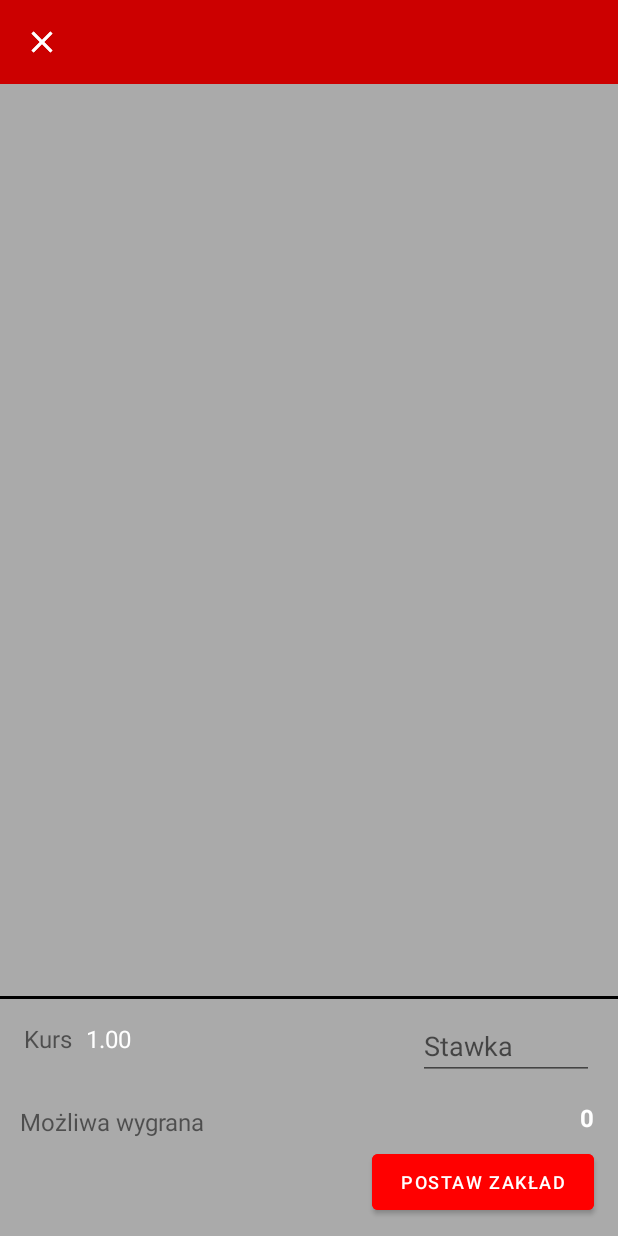
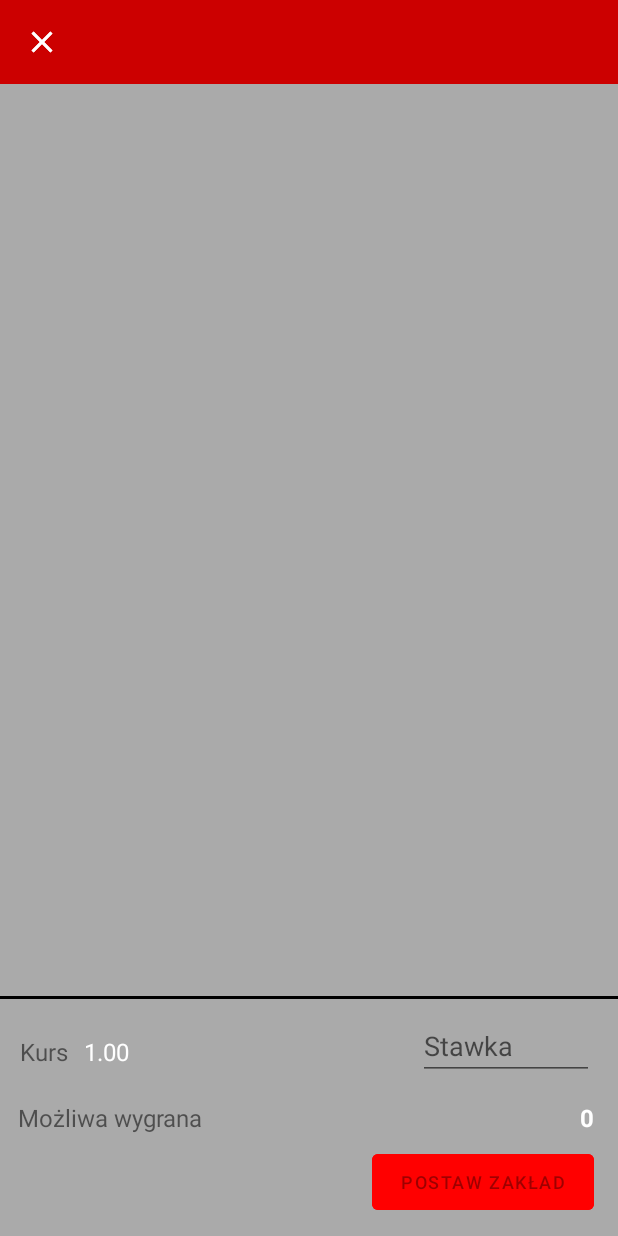
Before and after one commit to Fiko99/InzBet, an Android app: the NewBetActivity screen opened directly, with no data from a screen before it, on a phone screen of 412 x 824 dp. Run offline under Robolectric (Android 15) with nearby library versions, the phone set to English and light mode, and no system bars; 5 statements that could not run were skipped.

```diff
--- /dev/null
+++ b/app/src/main/java/com/example/inzbet/DecimalDigitsInputFilter.java
@@ -0,0 +1,26 @@
+package com.example.inzbet;
+
+import android.text.InputFilter;
+import android.text.Spanned;
+
+import java.util.regex.Matcher;
+import java.util.regex.Pattern;
+
+public class DecimalDigitsInputFilter implements InputFilter {
+
+    Pattern mPattern;
+
+    public DecimalDigitsInputFilter(int digitsBeforeZero, int digitsAfterZero) {
+        mPattern = Pattern.compile("[0-9]{0," + (digitsBeforeZero - 1) + "}" +
+                "+((\\.[0-9]{0," + (digitsAfterZero - 1) + "})?)||(\\.)?");
+    }
+
+    @Override
+    public CharSequence filter(CharSequence source, int start, int end, Spanned dest, int dstart, int dend) {
+
+        Matcher matcher = mPattern.matcher(dest);
+        if (!matcher.matches())
+            return "";
+        return null;
+    }
+}
--- a/app/src/main/java/com/example/inzbet/MainActivity.java
+++ b/app/src/main/java/com/example/inzbet/MainActivity.java
@@ -144,7 +144,7 @@ public class MainActivity extends AppCompatActivity {
                 matches.get(i).setType("1");
             } else if (isTypeForDraw) {
                 matches.get(i).setType("X");
-            } else if (isTypeForAway) {
+            }  else if (isTypeForAway) {
                 matches.get(i).setType("2");
             }
         }
--- a/app/src/main/java/com/example/inzbet/NewBetActivity.java
+++ b/app/src/main/java/com/example/inzbet/NewBetActivity.java
@@ -1,7 +1,12 @@
 package com.example.inzbet;
 
 import android.os.Bundle;
+import android.text.Editable;
+import android.text.InputFilter;
+import android.text.TextWatcher;
 import android.view.View;
+import android.widget.Button;
+import android.widget.EditText;
 import android.widget.ImageButton;
 import android.widget.TextView;
 
@@ -16,11 +21,13 @@ import java.util.ArrayList;
 public class NewBetActivity extends AppCompatActivity {
 
     private ImageButton cancel;
-    private TextView oddsSum;
+    private TextView oddsSum, win;
+    private EditText rate;
+    private Button placeBet;
     private RecyclerView recyclerView;
     private ArrayList<Match> rMatches;
     private CouponRecyclerViewAdapter couponAdapter;
-    private float totalOdd;
+    private float totalOdd, odd, rateValue;
 
     @Override
     protected void onCreate(Bundle savedInstanceState) {
@@ -30,6 +37,54 @@ public class NewBetActivity extends AppCompatActivity {
 
         cancel = findViewById(R.id.cancel_icon);
         oddsSum = findViewById(R.id.odd);
+        rate = findViewById(R.id.rate);
+        win = findViewById(R.id.win);
+        placeBet = findViewById(R.id.place_bet);
+        rate.setFilters(new InputFilter[]{new DecimalDigitsInputFilter(8, 2)});
+        placeBet.setEnabled(false);
+
+        rate.addTextChangedListener(new TextWatcher() {
+            @Override
+            public void beforeTextChanged(CharSequence s, int start, int count, int after) {
+
+            }
+
+            @Override
+            public void onTextChanged(CharSequence s, int start, int before, int count) {
+
+            }
+
+            @Override
+            public void afterTextChanged(Editable s) {
+
+                if (rate.length() <= 0) {
+                    rate.setError("Minimalna stawka to 1 zł");
+                    placeBet.setEnabled(false);
+                    return;
+                }
+
+                rateValue = Float.parseFloat(rate.getText().toString());
+
+                if (rateValue < 1.0f) {
+                    rate.setError("Minimalna stawka to 1 zł");
+                }
+                else {
+                    win.setText(String.format("%.2f", odd * rateValue * 0.88f));
+                    placeBet.setEnabled(true);
+                }
+            }
+        });
+
+        placeBet.setOnClickListener(new View.OnClickListener() {
+            @Override
+            public void onClick(View v) {
+                if (rate.length() <= 0) {
+                    rate.setError("Minimalna stawka to złotówka");
+                    return;
+                }
+            }
+        });
+
 
         cancel.setOnClickListener(new View.OnClickListener() {
             @Override
@@ -58,6 +113,7 @@ public class NewBetActivity extends AppCompatActivity {
             }
         }
         oddsSum.setText(String.format("%.2f", totalOdd));
+        odd = Float.parseFloat(oddsSum.getText().toString());
     }
 
     @Override
--- a/app/src/main/res/layout/bet_summary.xml
+++ b/app/src/main/res/layout/bet_summary.xml
@@ -1,6 +1,7 @@
 <?xml version="1.0" encoding="utf-8"?>
 <RelativeLayout xmlns:android="http://schemas.android.com/apk/res/android"
     xmlns:app="http://schemas.android.com/apk/res-auto"
+    xmlns:tools="http://schemas.android.com/tools"
     android:layout_width="match_parent"
     android:layout_height="160dp">
 
@@ -22,28 +23,29 @@
             android:id="@+id/odd_text"
             android:layout_width="wrap_content"
             android:layout_height="wrap_content"
+            android:layout_marginEnd="180dp"
             android:text="Kurs"
             android:textSize="16dp"
             app:layout_constraintBottom_toBottomOf="parent"
-            app:layout_constraintEnd_toStartOf="@+id/deposit_value"
-            app:layout_constraintHorizontal_bias="0.065"
+            app:layout_constraintEnd_toStartOf="@+id/rate"
+            app:layout_constraintHorizontal_bias="0.196"
             app:layout_constraintStart_toStartOf="parent"
             app:layout_constraintTop_toTopOf="parent"
-            app:layout_constraintVertical_bias="0.125" />
+            app:layout_constraintVertical_bias="0.188" />
 
         <TextView
             android:id="@+id/odd"
             android:layout_width="wrap_content"
             android:layout_height="wrap_content"
             android:text="0"
+            android:textColor="@color/white"
             android:textSize="16dp"
-            android:textColor="@color/white"
             app:layout_constraintBottom_toBottomOf="parent"
-            app:layout_constraintEnd_toStartOf="@+id/deposit_value"
-            app:layout_constraintHorizontal_bias="0.048"
+            app:layout_constraintEnd_toStartOf="@+id/rate"
+            app:layout_constraintHorizontal_bias="0.053"
             app:layout_constraintStart_toEndOf="@+id/odd_text"
             app:layout_constraintTop_toTopOf="parent"
-            app:layout_constraintVertical_bias="0.126" />
+            app:layout_constraintVertical_bias="0.188" />
 
         <TextView
             android:id="@+id/win"
@@ -51,20 +53,21 @@
             android:layout_height="wrap_content"
             android:layout_marginBottom="68dp"
             android:text="0"
+            android:textColor="@color/white"
             android:textSize="16dp"
             android:textStyle="bold"
-            android:textColor="@color/white"
             app:layout_constraintBottom_toBottomOf="parent"
             app:layout_constraintEnd_toEndOf="parent"
             app:layout_constraintHorizontal_bias="0.96"
             app:layout_constraintStart_toStartOf="parent" />
 
         <EditText
-            android:id="@+id/deposit_value"
+            android:id="@+id/rate"
             android:layout_width="117dp"
             android:layout_height="39dp"
             android:hint="Stawka"
             android:inputType="numberDecimal"
+            android:textColor="#ffe800"
             app:layout_constraintBottom_toBottomOf="parent"
             app:layout_constraintEnd_toEndOf="parent"
             app:layout_constraintHorizontal_bias="0.945"
@@ -76,14 +79,13 @@
             android:id="@+id/win_text"
             android:layout_width="wrap_content"
             android:layout_height="wrap_content"
+            android:layout_marginStart="12dp"
             android:text="Możliwa wygrana"
             android:textSize="16dp"
             app:layout_constraintBottom_toBottomOf="parent"
-            app:layout_constraintEnd_toStartOf="@+id/win"
-            app:layout_constraintHorizontal_bias="0.05"
             app:layout_constraintStart_toStartOf="parent"
             app:layout_constraintTop_toBottomOf="@+id/odd_text"
-            app:layout_constraintVertical_bias="0.34" />
+            app:layout_constraintVertical_bias="0.244" />
 
         <Button
             android:id="@+id/place_bet"
--- a/app/src/main/res/layout/coupon.xml
+++ b/app/src/main/res/layout/coupon.xml
@@ -59,6 +59,7 @@
         android:layout_width="wrap_content"
         android:layout_height="wrap_content"
         android:text="0"
+        android:textSize="16dp"
         android:textColor="#ffe800"
         app:layout_constraintBottom_toBottomOf="parent"
         app:layout_constraintEnd_toEndOf="parent"
```
Also changed, not shown: app/src/main/java/com/example/inzbet/fragments/AccountFragment.java (+1 -20 lines).
